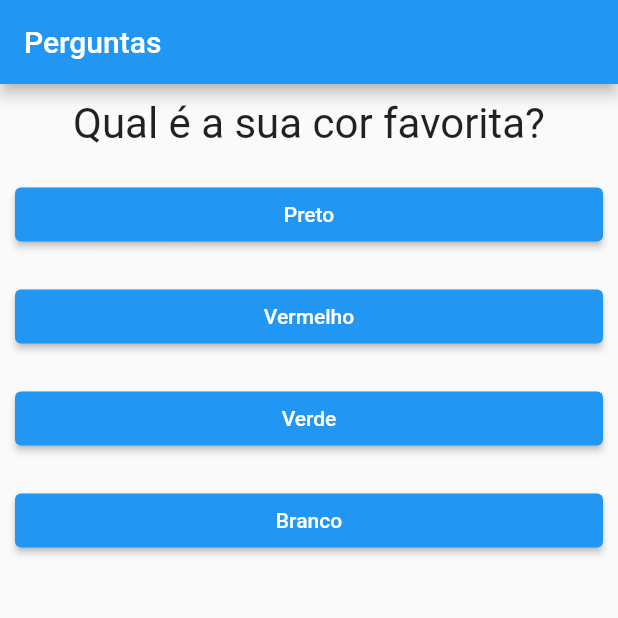
After one commit to arthurrossibr/flutter-projeto-perguntas, a Flutter app: the screen it shows after launch, on a phone screen of 412 x 824 dp, the top half of it. The commit adds this screen. Run offline on Flutter 3.47's test engine with Material 2 defaults, Android fonts, the phone set to English and light mode, and no system bars.

Commit message:
Adicionando Widget Questionario

```diff
--- a/lib/main.dart
+++ b/lib/main.dart
@@ -1,6 +1,6 @@
 import 'package:flutter/material.dart';
-import './questao.dart';
-import './resposta.dart';
+import './resultado.dart';
+import './questionario.dart';
 
 main() {
   runApp(const PerguntasApp());
@@ -44,28 +44,17 @@ class _PerguntasAppState extends State<PerguntasApp> {
 
   @override
   Widget build(BuildContext context) {
-    List<String> respostas = temPerguntaSelecionada
-        ? _perguntas[_perguntaSelecionada].cast()['resposta']
-        : [];
-
     return MaterialApp(
       home: Scaffold(
         appBar: AppBar(
           title: const Text('Perguntas'),
         ),
         body: temPerguntaSelecionada
-            ? Column(
-                children: <Widget>[
-                  Questao(_perguntas[_perguntaSelecionada]['texto'].toString()),
-                  ...respostas.map((t) => Resposta(t, _responder)).toList(),
-                  // ... é um spread operator
-                ],
-              )
-            : const Center(
-                child: Text('Você respondeu todas as perguntas!',
-                    style: TextStyle(fontSize: 28),
-                    textAlign: TextAlign.center),
-              ),
+            ? Questionario(
+                perguntas: _perguntas,
+                perguntaSelecionada: _perguntaSelecionada,
+                responder: _responder)
+            : const Resultado(),
       ),
     );
   }
--- /dev/null
+++ b/lib/questionario.dart
@@ -0,0 +1,35 @@
+import 'package:flutter/material.dart';
+import 'package:projeto_perguntas/questao.dart';
+import 'package:projeto_perguntas/resposta.dart';
+
+class Questionario extends StatelessWidget {
+  const Questionario({
+    Key? key,
+    required this.perguntas,
+    required this.perguntaSelecionada,
+    required this.responder,
+  }) : super(key: key);
+
+  final List<Map<String, Object>> perguntas;
+  final int perguntaSelecionada;
+  final void Function() responder;
+
+  bool get temPerguntaSelecionada {
+    return perguntaSelecionada < perguntas.length;
+  }
+
+  @override
+  Widget build(BuildContext context) {
+    List<String> respostas = temPerguntaSelecionada
+        ? perguntas[perguntaSelecionada].cast()['resposta']
+        : [];
+
+    return Column(
+      children: <Widget>[
+        Questao(perguntas[perguntaSelecionada]['texto'].toString()),
+        ...respostas.map((t) => Resposta(t, responder)).toList(),
+        // ... é um spread operator
+      ],
+    );
+  }
+}
```
Also changed, not shown: lib/resultado.dart (added, +13 -0 lines).
